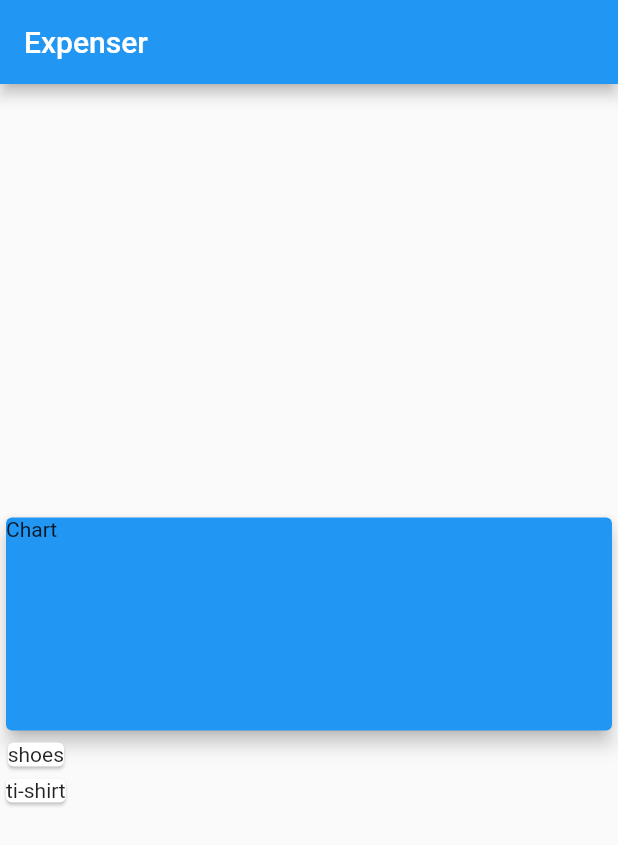
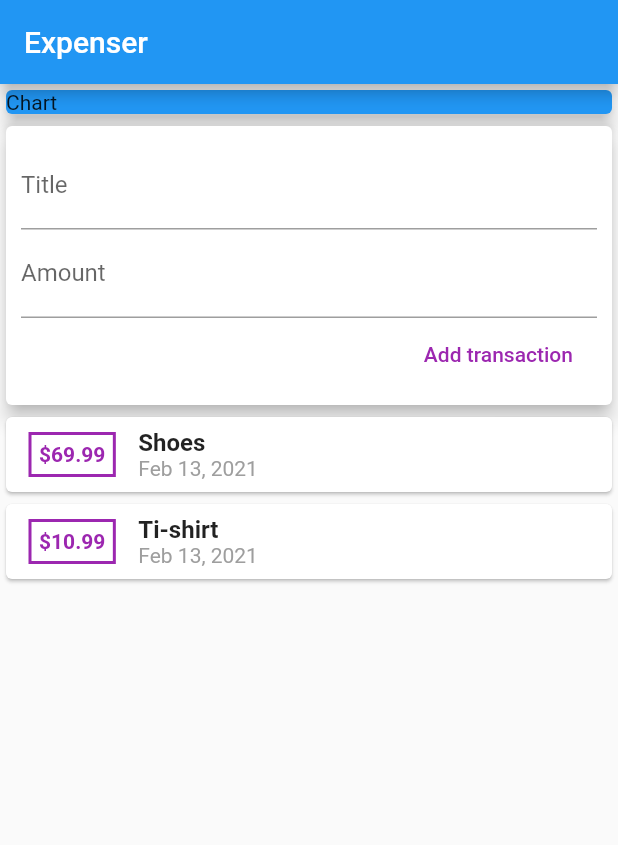
Before and after one commit to MalYou/expense_app, a Flutter app: the screen it shows after launch, on a phone screen of 412 x 824 dp. Shown: the top 845 px of the screen. Run offline on Flutter 3.47's test engine with Material 2 defaults, Android fonts, the phone set to English and light mode, and no system bars.

```diff
--- a/lib/main.dart
+++ b/lib/main.dart
@@ -1,5 +1,6 @@
-import 'transaction.dart';
 import 'package:flutter/material.dart';
+
+import './widgets/user_transaction.dart';
 
 void main() => runApp(MyApp());
 
@@ -14,47 +15,27 @@ class MyApp extends StatelessWidget {
 }
 
 class MyHomePage extends StatelessWidget {
-  final List<Transaction> transations = [
-    Transaction(
-      id: 't1',
-      title: 'shoes',
-      amount: 69.99,
-      date: DateTime.now(),
-    ),
-    Transaction(
-      id: 't2',
-      title: 'ti-shirt',
-      amount: 10.99,
-      date: DateTime.now(),
-    ),
-  ];
   @override
   Widget build(BuildContext context) {
     return Scaffold(
       appBar: AppBar(
         title: Text('Expenser'),
       ),
-      body: Column(
-        mainAxisAlignment: MainAxisAlignment.center,
-        crossAxisAlignment: CrossAxisAlignment.start,
+      body: SingleChildScrollView(
+        child: Column(
+        crossAxisAlignment: CrossAxisAlignment.stretch,
         children: <Widget>[
           Container(
               width: double.infinity,
-              height: 150,
               child: Card(
                 color: Colors.blue,
                 child: Text('Chart'),
                 elevation: 5,
               )),
-          Column(
-            children: transations.map((tx) {
-              return Card(
-                child: Text(tx.title),
-              );
-            }).toList(),
-          )
+          UserTransaction(),
         ],
       ),
+    ),
     );
   }
 }
--- /dev/null
+++ b/lib/widgets/new_transaction.dart
@@ -0,0 +1,42 @@
+import 'package:flutter/material.dart';
+
+class NewTransaction extends StatelessWidget {
+  final Function addTx;
+  final titleController = TextEditingController();
+  final amountController = TextEditingController();
+
+  NewTransaction(this.addTx);
+
+  @override
+  Widget build(BuildContext context) {
+    return Card(
+      elevation: 5,
+      child: Container(
+        padding: EdgeInsets.all(10),
+        child: Column(
+          crossAxisAlignment: CrossAxisAlignment.end,
+          children: <Widget>[
+            TextField(
+              decoration: InputDecoration(labelText: 'Title'),
+              controller: titleController,
+            ),
+            TextField(
+              decoration: InputDecoration(labelText: 'Amount'),
+              controller: amountController,
+            ),
+            FlatButton(
+              child: Text('Add transaction'),
+              textColor: Colors.purple,
+              onPressed: () {
+                addTx(
+                  titleController.text,
+                  double.parse(amountController.text),
+                );
+              },
+            ),
+          ],
+        ),
+      ),
+    );
+  }
+}
--- /dev/null
+++ b/lib/widgets/transaction_list.dart
@@ -0,0 +1,67 @@
+import 'package:flutter/material.dart';
+import 'package:intl/intl.dart';
+
+import '../models/transaction.dart';
+
+class TransactionList extends StatelessWidget {
+  final List<Transaction> transactions;
+
+  TransactionList(this.transactions);
+
+  @override
+  Widget build(BuildContext context) {
+    return Container(
+      height: 300,
+      child: ListView.builder(
+        itemBuilder: (ctx, index) {
+          return Card(
+            child: Row(
+              children: <Widget>[
+                Container(
+                  margin: EdgeInsets.symmetric(
+                    vertical: 10,
+                    horizontal: 15,
+                  ),
+                  child: Text(
+                    '\$${transactions[index].amount}',
+                    style: TextStyle(
+                      fontWeight: FontWeight.bold,
+                      color: Colors.purple,
+                    ),
+                  ),
+                  decoration: BoxDecoration(
+                    border: Border.all(
+                      color: Colors.purple,
+                      width: 2,
+                      style: BorderStyle.solid,
+                    ),
+                  ),
+                  padding: EdgeInsets.all(5),
+                ),
+                Column(
+                  children: <Widget>[
+                    Text(
+                      transactions[index].title,
+                      style: TextStyle(
+                        fontSize: 16,
+                        fontWeight: FontWeight.bold,
+                      ),
+                    ),
+                    Text(
+                      DateFormat.yMMMd().format(transactions[index].date),
+                      style: TextStyle(
+                        color: Colors.grey,
+                      ),
+                    ),
+                  ],
+                  crossAxisAlignment: CrossAxisAlignment.start,
+                )
+              ],
+            ),
+          );
+        },
+        itemCount: transactions.length,
+      ),
+    );
+  }
+}
--- /dev/null
+++ b/lib/widgets/user_transaction.dart
@@ -0,0 +1,50 @@
+import 'package:flutter/material.dart';
+
+import '../models/transaction.dart';
+import '../widgets/new_transaction.dart';
+import '../widgets/transaction_list.dart';
+
+class UserTransaction extends StatefulWidget {
+  @override
+  _UserTransactionState createState() => _UserTransactionState();
+}
+
+class _UserTransactionState extends State<UserTransaction> {
+  final List<Transaction> _userTransactions = [
+    Transaction(
+      id: 't1',
+      title: 'Shoes',
+      amount: 69.99,
+      date: DateTime.now(),
+    ),
+    Transaction(
+      id: 't2',
+      title: 'Ti-shirt',
+      amount: 10.99,
+      date: DateTime.now(),
+    ),
+  ];
+
+  void _addNewTransaction(String txTitle, double txAmount) {
+    final newTx = Transaction(
+      title: txTitle,
+      amount: txAmount,
+      date: DateTime.now(),
+      id: DateTime.now().toString(),
+    );
+
+    setState(() {
+      _userTransactions.add(newTx);
+    });
+  }
+
+  @override
+  Widget build(BuildContext context) {
+    return Column(
+      children: <Widget>[
+        NewTransaction(_addNewTransaction),
+        TransactionList(_userTransactions),
+      ],
+    );
+  }
+}
--- a/pubspec.yaml
+++ b/pubspec.yaml
@@ -18,12 +18,12 @@ publish_to: 'none' # Remove this line if you wish to publish to pub.dev
 version: 1.0.0+1
 
 environment:
-  sdk: ">=2.7.0 <3.0.0"
+  sdk: '>=2.7.0 <3.0.0'
 
 dependencies:
   flutter:
     sdk: flutter
-
+  intl: ^0.16.1
 
   # The following adds the Cupertino Icons font to your application.
   # Use with the CupertinoIcons class for iOS style icons.
@@ -38,7 +38,6 @@ dev_dependencies:
 
 # The following section is specific to Flutter.
 flutter:
-
   # The following line ensures that the Material Icons font is
   # included with your application, so that you can use the icons in
   # the material Icons class.
```
Also changed, not shown: lib/models/transaction.dart (renamed from lib/transaction.dart), pubspec.lock.
